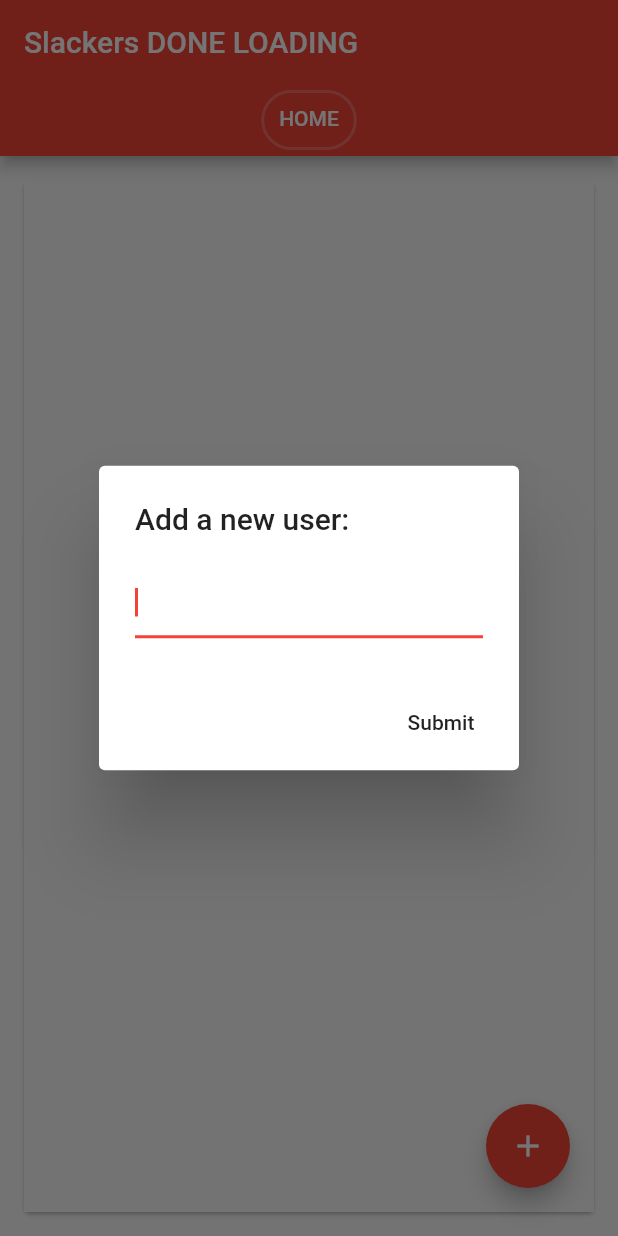
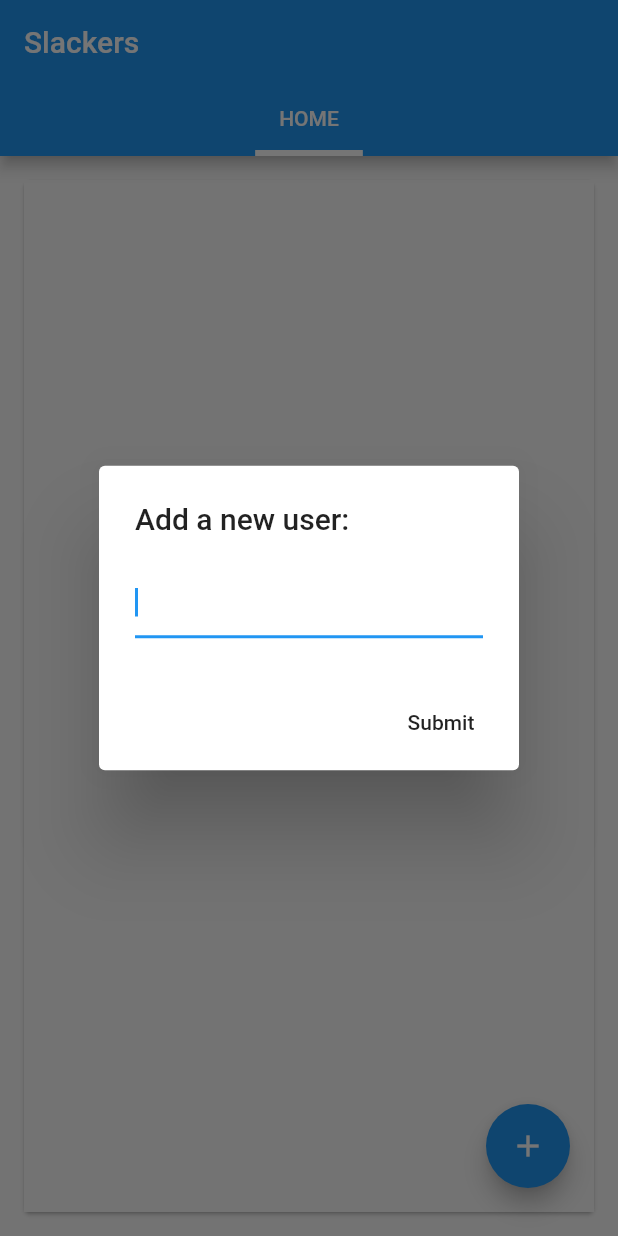
Before and after one commit to AnsonLai/slackers, a Flutter app: the screen it shows after launch, after a tap on the "add" icon, on a phone screen of 412 x 824 dp. Run offline on Flutter 3.47's test engine with Material 2 defaults, Android fonts, the phone set to English and light mode, and no system bars; our stand-ins replace flutter_calendar_carousel, sqflite; accounts and stored records are empty.

Commit message:
Remove and add by clicking calendar, some design

```diff
--- a/lib/main.dart
+++ b/lib/main.dart
@@ -8,9 +8,10 @@ class SlackersApp extends StatelessWidget {
   @override
   Widget build(BuildContext context) {
     return MaterialApp(
+      debugShowCheckedModeBanner: false,
       title: 'Slackers',
       theme: ThemeData(
-        primarySwatch: Colors.red,
+        primarySwatch: Colors.blue,
       ),
       home: ScrollableTabs(),
     );
--- a/lib/models/database.dart
+++ b/lib/models/database.dart
@@ -102,17 +102,37 @@ class DatabaseClient {
     return list;
   }
 
-  // Formatted for Carousel Calendar
+  // DELETE
+  deleteUser(User user) async {
+    final db = await database;
+    db.delete("Absence", where: "user_id = ?", whereArgs: [user.id]);
+    db.delete("User", where: "id = ?", whereArgs: [user.id]);
+  }
+
+  deleteAbsence(User user, DateTime dateTime) async {
+    final db = await database;
+
+    int user_id = user.id;
+    int _startMS = DateTime(dateTime.year, dateTime.month, dateTime.day)
+        .millisecondsSinceEpoch;
+    int _endMS = _startMS + 86399999;
+    db.rawDelete(
+        'DELETE FROM Absence WHERE user_id = ? AND date BETWEEN ? and ?',
+        [user_id.toString(), _startMS.toString(), _endMS.toString()]);
+  }
+
+  // CAROUSEL CALENDAR SPECIFIC FUNCTIONS
+  // Create markedDatesMap from query
   Future<EventList<Event>> getAbsencesMapFromUser(User user) async {
     EventList<Event> _markedDateMap = new EventList();
     Widget _eventIcon = new Container(
       decoration: new BoxDecoration(
-          color: Colors.black,
+          color: Colors.red,
           borderRadius: BorderRadius.all(Radius.circular(1000)),
-          border: Border.all(color: Colors.blue, width: 2.0)),
+          border: Border.all(color: Colors.red, width: 2.0)),
       child: new Icon(
-        Icons.person,
-        color: Colors.amber,
+        Icons.cancel,
+        color: Colors.white,
       ),
     );
 
@@ -124,31 +144,68 @@ class DatabaseClient {
         res.isNotEmpty ? res.map((c) => Absence.fromMap(c)).toList() : [];
 
     for (var i = 0; i < list.length; i++) {
-      DateTime _dateTimeFull = DateTime.fromMillisecondsSinceEpoch(list[i].date);
-      DateTime _dateTime = DateTime(_dateTimeFull.year, _dateTimeFull.month, _dateTimeFull.day);
+      DateTime _dateTimeFull =
+          DateTime.fromMillisecondsSinceEpoch(list[i].date);
+      DateTime _dateTime =
+          DateTime(_dateTimeFull.year, _dateTimeFull.month, _dateTimeFull.day);
       _markedDateMap.add(_dateTime,
           Event(date: _dateTime, title: user.name, icon: _eventIcon));
     }
 
-
-
     return _markedDateMap;
   }
 
-  // DELETE
-  deleteUser(User user) async {
+  // Handle calendar click (create or destroy absence)
+  handleCalendarClick(User user, DateTime dateTime) async {
     final db = await database;
-    db.delete("Absence", where: "user_id = ?", whereArgs: [user.id]);
-    db.delete("User", where: "id = ?", whereArgs: [user.id]);
+
+    int user_id = user.id;
+    int _startMS = DateTime(dateTime.year, dateTime.month, dateTime.day)
+        .millisecondsSinceEpoch;
+    int _endMS = _startMS + 86399999;
+
+    var res = await db.rawQuery(
+        'SELECT * FROM Absence WHERE user_id = ? AND date BETWEEN ? and ?',
+        [user_id.toString(), _startMS.toString(), _endMS.toString()]);
+
+    List<Absence> list =
+        res.isNotEmpty ? res.map((c) => Absence.fromMap(c)).toList() : [];
+
+    if (list.length > 0) {
+      deleteAbsence(user, dateTime);
+    } else {
+      Absence absence = Absence(user_id: user_id, date: _startMS);
+      upsertAbsence(absence);
+    }
   }
 
-  deleteAbsence () async {
+  dummy() async {
     final db = await database;
-    db.rawDelete('DELETE FROM Absence WHERE date BETWEEN 0 and 999999999999999');
+    return {1: true, 2: false};
   }
 
+  checkToday(List<User> allUsers, DateTime dateTime) async {
+    final db = await database;
+
+    Map<int, bool> output = {};
 
 
+    int _startMS = DateTime(dateTime.year, dateTime.month, dateTime.day)
+        .millisecondsSinceEpoch;
+    int _endMS = _startMS + 86399999;
 
+    for (var i = 0; i < allUsers.length; i++) {
+      int user_id = allUsers[i].id;
+      var res = await db.rawQuery(
+          'SELECT * FROM Absence WHERE user_id = ? AND date BETWEEN ? and ?',
+          [user_id.toString(), _startMS.toString(), _endMS.toString()]);
+      if (res.length > 0) {
+        output[user_id] = true;
+      } else {
+        output[user_id] = false;
+      }
+    }
 
+    return output;
+  }
 }
--- a/lib/tab_view.dart
+++ b/lib/tab_view.dart
@@ -4,8 +4,6 @@ import 'package:Slackers/models/database.dart';
 import 'package:Slackers/models/user.dart';
 import 'package:Slackers/widgets/user_selection.dart';
 import 'package:Slackers/widgets/user_page.dart';
-
-
 
 class _TabView {
   const _TabView({this.title, this.widget});
@@ -30,7 +28,9 @@ class ScrollableTabsState extends State<ScrollableTabs>
     _allTabViews.add(_TabView(
         title: 'HOME', widget: buildUserSelectionWidget(this.dbChanged)));
     for (var i = 0; i < allUsers.length; i++) {
-      _allTabViews.add(_TabView(title: allUsers[i].name, widget: buildUserPageWidget(allUsers[i], this.dbChanged)));
+      _allTabViews.add(_TabView(
+          title: allUsers[i].name,
+          widget: buildUserPageWidget(allUsers[i], this.dbChanged)));
     }
   }
 
@@ -39,8 +39,21 @@ class ScrollableTabsState extends State<ScrollableTabs>
       setState(() {
         _allUsers = allUsers;
         changeTabView(_allUsers);
+
+        int _prevTabLength = _controller.length;
+        int _newTabLength = _allTabViews.length;
+        int _currentIndex = _controller.index;
+
         _controller.dispose();
-        _controller = TabController(vsync: this, length: _allTabViews.length);
+        _controller = TabController(vsync: this, length: _newTabLength);
+
+        if (_newTabLength > _prevTabLength) {
+          _controller.animateTo(0);
+        } else if (_newTabLength < _prevTabLength) {
+          _controller.animateTo(_allTabViews.length - 1);
+        } else if (_newTabLength == _prevTabLength) {
+          _controller.animateTo(_currentIndex);
+        }
       });
     });
   }
@@ -62,19 +75,12 @@ class ScrollableTabsState extends State<ScrollableTabs>
 
   Decoration getIndicator() {
     return ShapeDecoration(
-      shape: const StadiumBorder(
-            side: BorderSide(
-              color: Colors.white24,
-              width: 2.0,
-            ),
-          ) +
-          const StadiumBorder(
-            side: BorderSide(
-              color: Colors.transparent,
-              width: 4.0,
-            ),
-          ),
-    );
+        shape: Border(
+      bottom: BorderSide(
+        color: Colors.white,
+        width: 4.0,
+      ),
+    ));
   }
 
   @override
@@ -113,7 +119,7 @@ class ScrollableTabsState extends State<ScrollableTabs>
     } else {
       return Scaffold(
         appBar: AppBar(
-          title: const Text('Slackers DONE LOADING'),
+          title: const Text('Slackers'),
           bottom: TabBar(
             controller: _controller,
             isScrollable: true,
--- a/lib/widgets/user_selection.dart
+++ b/lib/widgets/user_selection.dart
@@ -13,12 +13,28 @@ Widget buildUserSelectionWidget(Function dbChanged) {
       if (snapshot.hasData) {
         if (snapshot.data != null) {
           List<User> _allUsers = snapshot.data;
+          if (_allUsers.length > 0) {
             return Scaffold(
               body: Center(
-              child: buildUserList(_allUsers),
+                child: buildUserList(_allUsers, dbChanged),
               ),
               floatingActionButton: buildFloatingButton(context, dbChanged),
             );
+          } else {
+            return Scaffold(
+              body: Center(
+                child: Column(
+                  mainAxisAlignment: MainAxisAlignment.center,
+                  children: <Widget>[
+                    Text(
+                      'Please add a new user to begin.',
+                    ),
+                  ],
+                ),
+              ),
+              floatingActionButton: buildFloatingButton(context, dbChanged),
+            );
+          }
         }
       }
       return Scaffold(
@@ -27,7 +43,7 @@ Widget buildUserSelectionWidget(Function dbChanged) {
             mainAxisAlignment: MainAxisAlignment.center,
             children: <Widget>[
               Text(
-                'Please add a user.',
+                'Loading...',
               ),
             ],
           ),
@@ -39,24 +55,37 @@ Widget buildUserSelectionWidget(Function dbChanged) {
   );
 }
 
-Widget buildUserList(List<User> allUsers) {
+Widget buildUserList(List<User> allUsers, Function dbChanged) {
+  return FutureBuilder(
+      future: DatabaseClient.db.checkToday(allUsers, DateTime.now()),
+      builder: (BuildContext context, AsyncSnapshot snapshot) {
+        Map<int, bool> _todayUsers = snapshot.data;
         return ListView.builder(
             itemCount: allUsers.length,
             itemBuilder: (BuildContext context, int index) {
+              if (_todayUsers != null && _todayUsers.containsKey(allUsers[index].id)) {
+                if (!_todayUsers[allUsers[index].id]) {
                   return RaisedButton(
                       onPressed: () {
-            // int date = DateTime.now().millisecondsSinceEpoch;
-            int date = DateTime.utc(2019, 5, 28).millisecondsSinceEpoch;
+                        int date = DateTime.now().millisecondsSinceEpoch;
                         int user_id = allUsers[index].id;
                         Absence absence = Absence(date: date, user_id: user_id);
                         DatabaseClient.db.upsertAbsence(absence);
-            print(absence.date);
                         final snackBar = SnackBar(content: Text('Noted!'));
                         Scaffold.of(context).showSnackBar(snackBar);
+                        dbChanged();
                       },
+                      color: Colors.green[300],
                       child: Text(allUsers[index].name));
-    },
-  );
+                } else {
+                  return RaisedButton(
+                      onPressed: null,
+                      child: Text(allUsers[index].name));
+                }
+                return null;
+              }
+            });
+      });
 }
 
 Widget buildFloatingButton(BuildContext context, Function dbChanged) {
```
Also changed, not shown: lib/widgets/user_page.dart (+5 -2 lines). Lines whose indentation alone changed are shown as unchanged.
